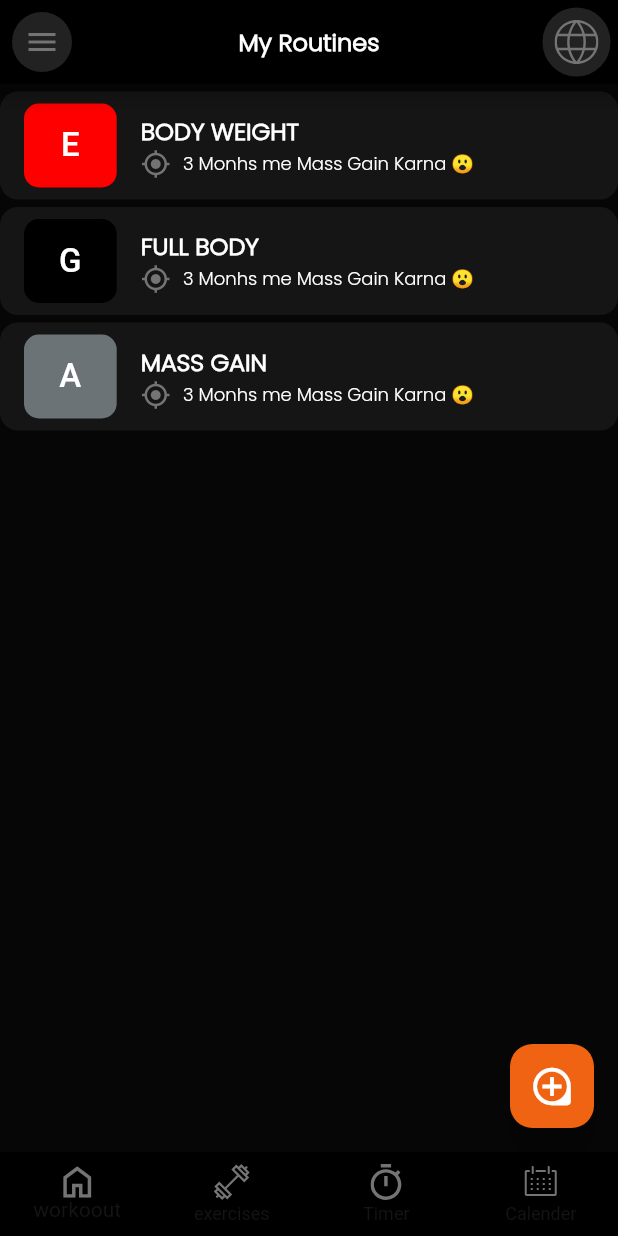
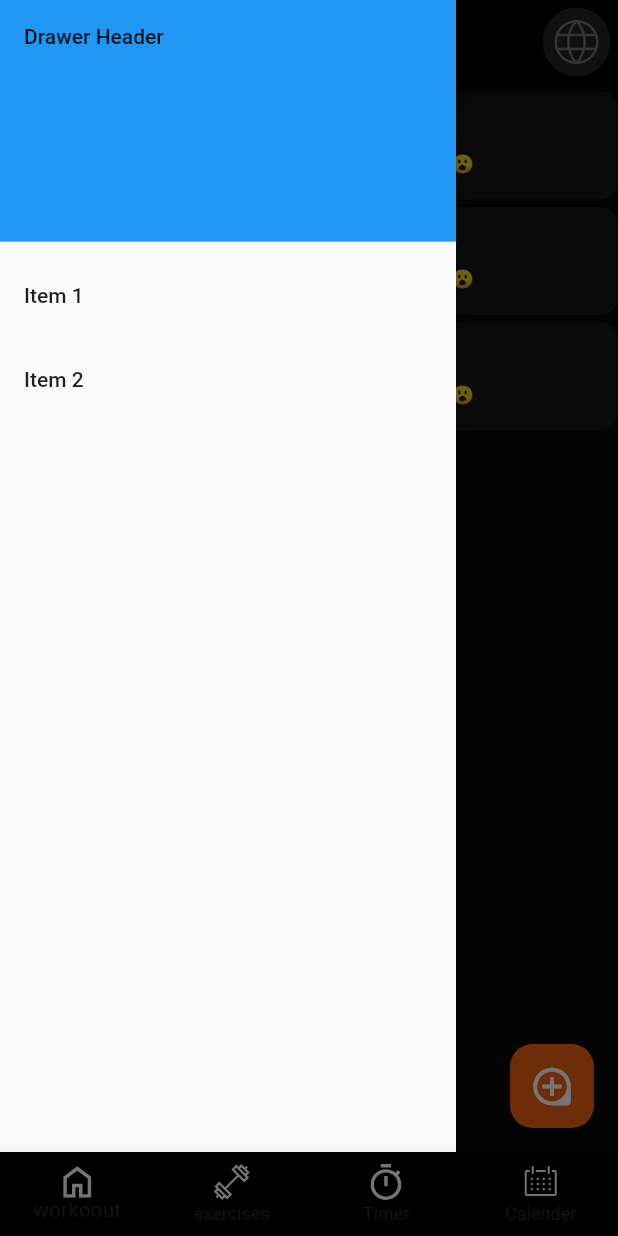
Before and after one commit to IshaqFarid280/mikococo_final, a Flutter app: the screen it shows after launch, with the side drawer open (before the commit the screen has no drawer), on a phone screen of 412 x 824 dp. Run offline on Flutter 3.47's test engine with Material 2 defaults, Android fonts, the light colour scheme and no system bars; drawn by our look-alikes of auto_size_text, flutter_slidable; our stand-ins replace assets_audio_player, fl_chart, flutter_svg, hive, hive_flutter, image_picker and 2 more; accounts and stored records are empty.

Commit message:
ui_updated

```diff
--- a/lib/routine/MyRoutineClass.dart
+++ b/lib/routine/MyRoutineClass.dart
@@ -22,8 +22,11 @@ class MyRoutinesScreen extends StatelessWidget {
 
     return Scaffold(
       appBar: AppBar(
-        leading: LeadingIcon(
-          icon: Icons.menu,
+        leading: IconButton(
+          icon: Icon(Icons.menu), // Replace with your custom icon
+          onPressed: () {
+            Scaffold.of(context).openDrawer();
+          },
         ),
         centerTitle: true,
         title: normalText(title: 'My Routines'),
@@ -35,6 +38,34 @@ class MyRoutinesScreen extends StatelessWidget {
           ),
         ],
       ),
+      drawer: Drawer(
+    // Add your drawer content here
+    child: ListView(
+    padding: EdgeInsets.zero,
+      children: <Widget>[
+        DrawerHeader(
+          decoration: BoxDecoration(
+            color: Colors.blue,
+          ),
+          child: Text('Drawer Header'),
+        ),
+        ListTile(
+          title: Text('Item 1'),
+          onTap: () {
+            // Add your drawer item 1 logic here
+            Navigator.pop(context);
+          },
+        ),
+        ListTile(
+          title: Text('Item 2'),
+          onTap: () {
+            // Add your drawer item 2 logic here
+            Navigator.pop(context);
+          },
+        ),
+      ],
+    ),
+    ),
       body: Consumer<RoutineProvider>(builder: (context, routineProvider, _) {
         List<Routine> routines = routineProvider.routines;
         if (routines.isEmpty) {
```
Also changed, not shown: lib/Gate_way_screen/buttom_navigation_screens.dart (+61 -32 lines).
